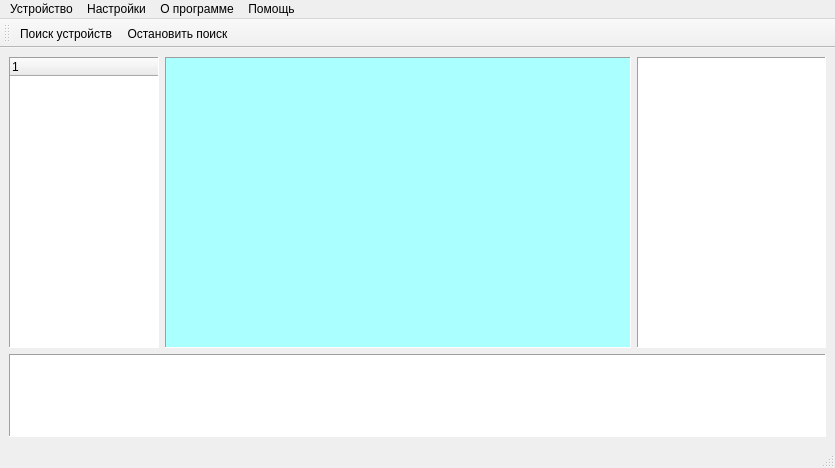
First picture: the form in mainwindow.ui, repository zaitseu1994/EurosensConfig, before the edit.
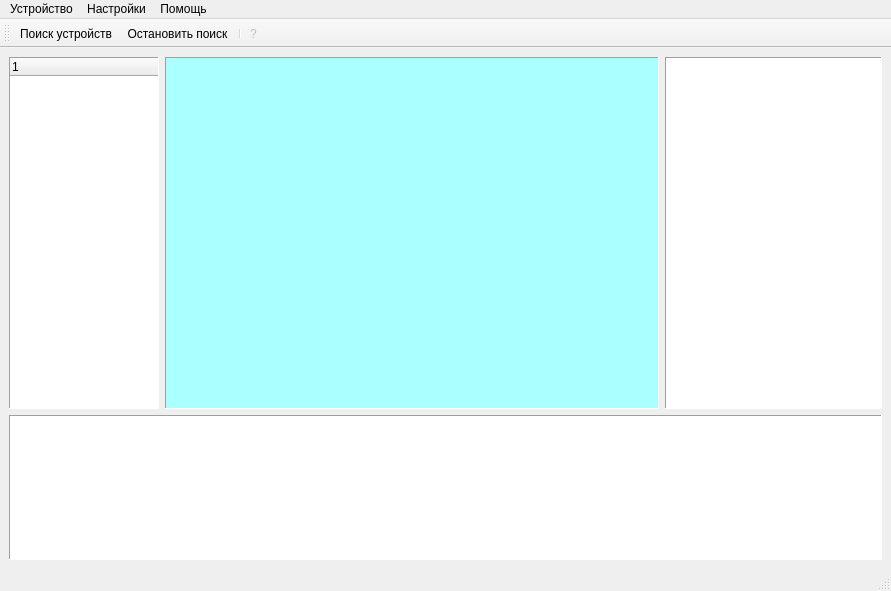
Second picture: the form after the edit. Icons and pictures are not drawn.

```diff
--- a/mainwindow.ui
+++ b/mainwindow.ui
@@ -6,8 +6,8 @@
    <rect>
     <x>0</x>
     <y>0</y>
-    <width>835</width>
-    <height>468</height>
+    <width>891</width>
+    <height>591</height>
    </rect>
   </property>
   <property name="windowTitle">
@@ -19,19 +19,6 @@
   </property>
   <widget class="QWidget" name="centralwidget">
    <layout class="QGridLayout" name="gridLayout">
-    <item row="0" column="2">
-     <widget class="QListWidget" name="listInfo">
-      <property name="frameShape">
-       <enum>QFrame::Panel</enum>
-      </property>
-      <property name="verticalScrollBarPolicy">
-       <enum>Qt::ScrollBarAsNeeded</enum>
-      </property>
-      <property name="horizontalScrollBarPolicy">
-       <enum>Qt::ScrollBarAlwaysOff</enum>
-      </property>
-     </widget>
-    </item>
     <item row="0" column="0">
      <widget class="QTreeWidget" name="treeWidget">
       <property name="minimumSize">
@@ -111,6 +98,13 @@
       </property>
      </widget>
     </item>
+    <item row="0" column="2">
+     <widget class="QTextBrowser" name="listInfo">
+      <property name="frameShape">
+       <enum>QFrame::Panel</enum>
+      </property>
+     </widget>
+    </item>
     <item row="1" column="0" colspan="3">
      <widget class="QTextBrowser" name="textBrowser">
       <property name="autoFillBackground">
@@ -140,15 +134,10 @@
     <rect>
      <x>0</x>
      <y>0</y>
-     <width>835</width>
+     <width>891</width>
      <height>20</height>
     </rect>
    </property>
-   <widget class="QMenu" name="about">
-    <property name="title">
-     <string>О программе</string>
-    </property>
-   </widget>
    <widget class="QMenu" name="devices">
     <property name="title">
      <string>Устройство</string>
@@ -173,15 +162,14 @@
     <addaction name="actionConfigure"/>
     <addaction name="actionWebSettings"/>
    </widget>
-   <widget class="QMenu" name="menu_2">
+   <widget class="QMenu" name="help">
     <property name="title">
      <string>Помощь</string>
     </property>
    </widget>
    <addaction name="devices"/>
    <addaction name="menuSettings"/>
-   <addaction name="about"/>
-   <addaction name="menu_2"/>
+   <addaction name="help"/>
   </widget>
   <widget class="QStatusBar" name="statusbar"/>
   <widget class="QToolBar" name="toolBar">
@@ -202,6 +190,8 @@
    </attribute>
    <addaction name="actionSearh"/>
    <addaction name="actionCancel"/>
+   <addaction name="separator"/>
+   <addaction name="actionCurlang"/>
   </widget>
   <action name="actionSearh">
    <property name="icon">
@@ -303,6 +293,48 @@
     <string>Дополнительно</string>
    </property>
   </action>
+  <action name="actionMechatronics_help">
+   <property name="text">
+    <string>Mechatronics сайт</string>
+   </property>
+  </action>
+  <action name="actionContacts">
+   <property name="text">
+    <string>Напишите нам</string>
+   </property>
+  </action>
+  <action name="actionlangEN">
+   <property name="checkable">
+    <bool>false</bool>
+   </property>
+   <property name="enabled">
+    <bool>true</bool>
+   </property>
+   <property name="icon">
+    <iconset resource="res.qrc">
+     <normaloff>:/PNG/images/langEN.png</normaloff>:/PNG/images/langEN.png</iconset>
+   </property>
+   <property name="text">
+    <string>EN</string>
+   </property>
+   <property name="toolTip">
+    <string>Change Language</string>
+   </property>
+  </action>
+  <action name="actionCurlang">
+   <property name="checkable">
+    <bool>false</bool>
+   </property>
+   <property name="enabled">
+    <bool>false</bool>
+   </property>
+   <property name="text">
+    <string>?</string>
+   </property>
+   <property name="toolTip">
+    <string>Текущий язык</string>
+   </property>
+  </action>
  </widget>
  <resources>
   <include location="res.qrc"/>
```
Left out of the diff: 32 changed lines with no effect on the pictures.
